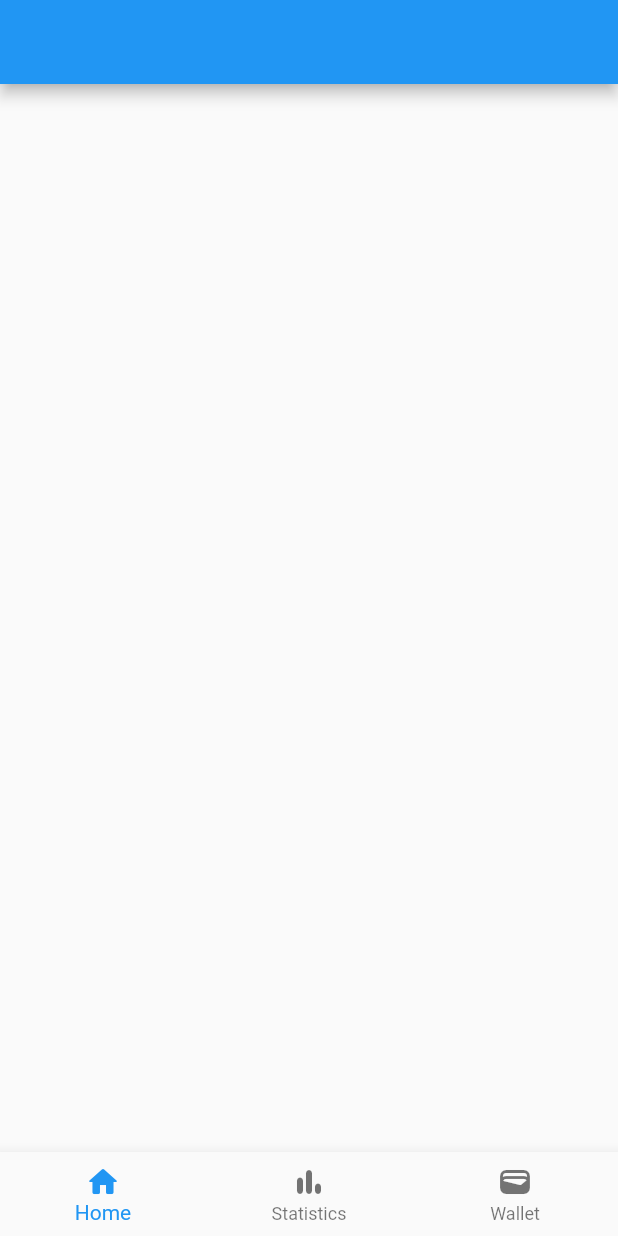
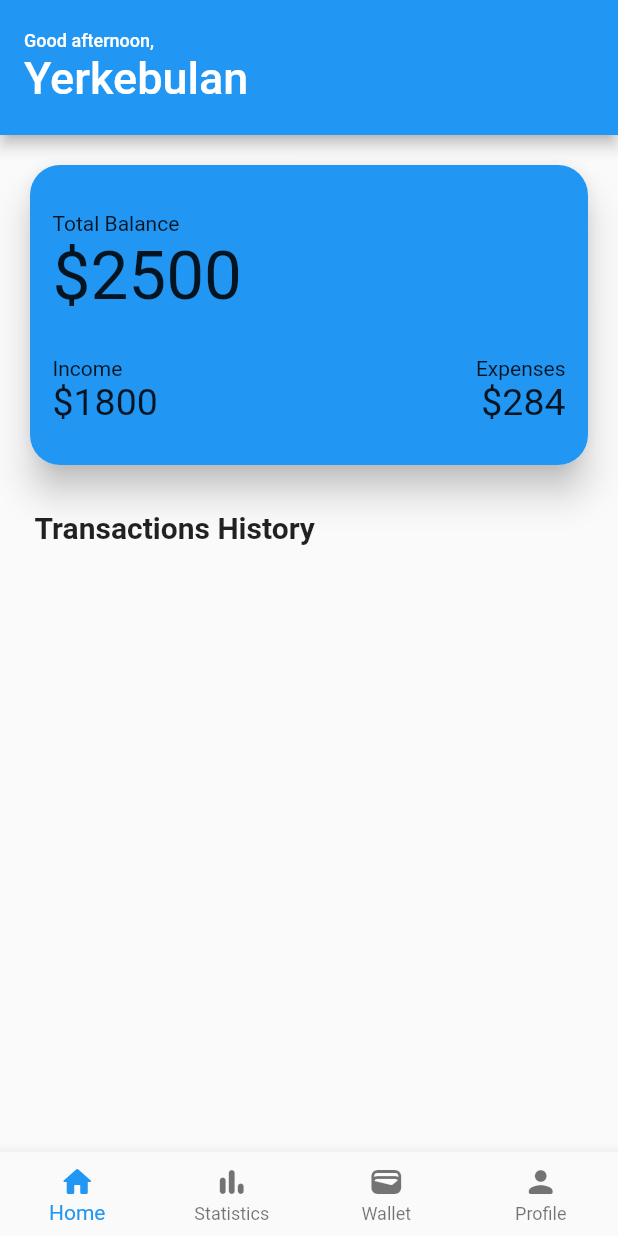
Before and after one commit to Erkebulan-Akhmediya/expense_tracker, a Flutter app: the screen it shows after launch, on a phone screen of 412 x 824 dp. Run offline on Flutter 3.47's test engine with Material 2 defaults, Android fonts, the phone set to English and light mode, and no system bars.

Commit message:
home page #1

```diff
--- /dev/null
+++ b/lib/home.dart
@@ -0,0 +1,161 @@
+import 'package:flutter/material.dart';
+
+class Home extends StatelessWidget {
+  const Home({super.key});
+
+  @override
+  Widget build(BuildContext context) {
+    return Scaffold(
+      appBar: AppBar(
+        toolbarHeight: 90,
+        title: const Column(
+          crossAxisAlignment: CrossAxisAlignment.start,
+          children: <Widget>[
+            Text(
+              'Good afternoon,',
+              style: TextStyle(
+                fontSize: 12,
+              ),
+            ),
+            Text(
+              'Yerkebulan',
+              style: TextStyle(
+                fontSize: 30,
+              ),
+            ),
+          ],
+        ),
+      ),
+      body: ListView(
+        padding: const EdgeInsets.all(20),
+        children: <Widget>[
+          const Balance(),
+          Container(
+            margin: const EdgeInsets.only(
+              top: 30,
+              bottom: 20,
+              left: 3,
+            ),
+            child: const Text(
+              'Transactions History',
+              style: TextStyle(
+                fontSize: 20,
+                fontWeight: FontWeight.bold,
+              ),
+            ),
+          ),
+        ],
+      ),
+    );
+  }
+
+}
+
+class Balance extends StatelessWidget {
+  const Balance({super.key});
+
+  @override
+  Widget build(BuildContext context) {
+    return Material(
+      elevation: 10,
+      borderRadius: const BorderRadius.all(Radius.circular(20)),
+      child: Container(
+        height: 200,
+        decoration: const BoxDecoration(
+          borderRadius: BorderRadius.all(Radius.circular(20)),
+          color: Colors.blue,
+        ),
+        child: const Column(
+          children: [
+            TotalBalance(),
+            IncomeExpenses(),
+          ],
+        ),
+      ),
+    );
+  }
+
+}
+
+class TotalBalance extends StatelessWidget {
+  const TotalBalance({super.key});
+
+  @override
+  Widget build(BuildContext context) {
+    return Expanded(
+        flex: 1,
+        child: Container(
+          alignment: Alignment.topLeft,
+          padding: const EdgeInsets.only(left: 15),
+          child: const Column(
+            mainAxisAlignment: MainAxisAlignment.end,
+            crossAxisAlignment: CrossAxisAlignment.start,
+            children: [
+              Text('Total Balance'),
+              Text(
+                '\$2500',
+                style: TextStyle(
+                  fontSize: 45,
+                ),
+              ),
+            ],
+          ),
+        )
+    );
+  }
+
+}
+
+class IncomeExpenses extends StatelessWidget {
+  const IncomeExpenses({super.key});
+
+  @override
+  Widget build(BuildContext context) {
+    return Expanded(
+      flex: 1,
+      child: Row(
+        children: [
+          Expanded(
+            flex: 1,
+            child: Container(
+              padding: const EdgeInsets.only(left: 15),
+              child: const Column(
+                mainAxisAlignment: MainAxisAlignment.center,
+                crossAxisAlignment: CrossAxisAlignment.start,
+                children: <Widget>[
+                  Text('Income'),
+                  Text(
+                    '\$1800',
+                    style: TextStyle(
+                      fontSize: 25,
+                    ),
+                  ),
+                ],
+              ),
+            ),
+          ),
+          Expanded(
+            flex: 1,
+            child: Container(
+              padding: const EdgeInsets.only(right: 15),
+              child: const Column(
+                mainAxisAlignment: MainAxisAlignment.center,
+                crossAxisAlignment: CrossAxisAlignment.end,
+                children: <Widget>[
+                  Text('Expenses'),
+                  Text(
+                    '\$284',
+                    style: TextStyle(
+                      fontSize: 25,
+                    ),
+                  ),
+                ],
+              ),
+            )
+          ),
+        ],
+      ),
+    );
+  }
+
+}
--- a/lib/homepage.dart
+++ b/lib/homepage.dart
@@ -1,13 +1,39 @@
+import 'package:expense_tracker/profile.dart';
+import 'package:expense_tracker/statistics.dart';
+import 'package:expense_tracker/wallet.dart';
 import 'package:flutter/material.dart';
 
-class HomePage extends StatelessWidget {
+import 'home.dart';
+
+class HomePage extends StatefulWidget {
   const HomePage({super.key});
+
+  @override
+  State<StatefulWidget> createState() => _HomePageState();
+}
+
+class _HomePageState extends State<HomePage> {
+  int _currentPageIndex = 0;
+
+  final List<Widget> _pages = [
+    const Home(),
+    const Statistics(),
+    const Wallet(),
+    const Profile(),
+  ];
 
   @override
   Widget build(BuildContext context) {
     return Scaffold(
-      appBar: AppBar(),
+      body: _pages[_currentPageIndex],
       bottomNavigationBar: BottomNavigationBar(
+        type: BottomNavigationBarType.fixed,
+        currentIndex: _currentPageIndex,
+        onTap: (index) {
+          setState(() {
+            _currentPageIndex = index;
+          });
+        },
         items: const [
           BottomNavigationBarItem(
             icon: Icon(Icons.home_rounded),
@@ -21,10 +47,10 @@ class HomePage extends StatelessWidget {
             icon: Icon(Icons.wallet_rounded),
             label: 'Wallet',
           ),
-          // BottomNavigationBarItem(
-          //   icon: Icon(Icons.person_rounded),
-          //   label: 'Profile',
-          // ),
+          BottomNavigationBarItem(
+            icon: Icon(Icons.person_rounded),
+            label: 'Profile',
+          ),
         ],
       ),
     );
--- /dev/null
+++ b/lib/profile.dart
@@ -0,0 +1,12 @@
+import 'package:flutter/material.dart';
+
+class Profile extends StatelessWidget {
+  const Profile({super.key});
+
+  @override
+  Widget build(BuildContext context) {
+    return const Center(
+      child: Text('Profile'),
+    );
+  }
+}
--- /dev/null
+++ b/lib/statistics.dart
@@ -0,0 +1,13 @@
+import 'package:flutter/material.dart';
+
+class Statistics extends StatelessWidget {
+  const Statistics({super.key});
+
+  @override
+  Widget build(BuildContext context) {
+    return const Center(
+      child: Text('Statistics'),
+    );
+  }
+
+}
--- /dev/null
+++ b/lib/wallet.dart
@@ -0,0 +1,13 @@
+import 'package:flutter/material.dart';
+
+class Wallet extends StatelessWidget {
+  const Wallet({super.key});
+
+  @override
+  Widget build(BuildContext context) {
+    return const Center(
+      child: Text('Wallet'),
+    );
+  }
+
+}
```
